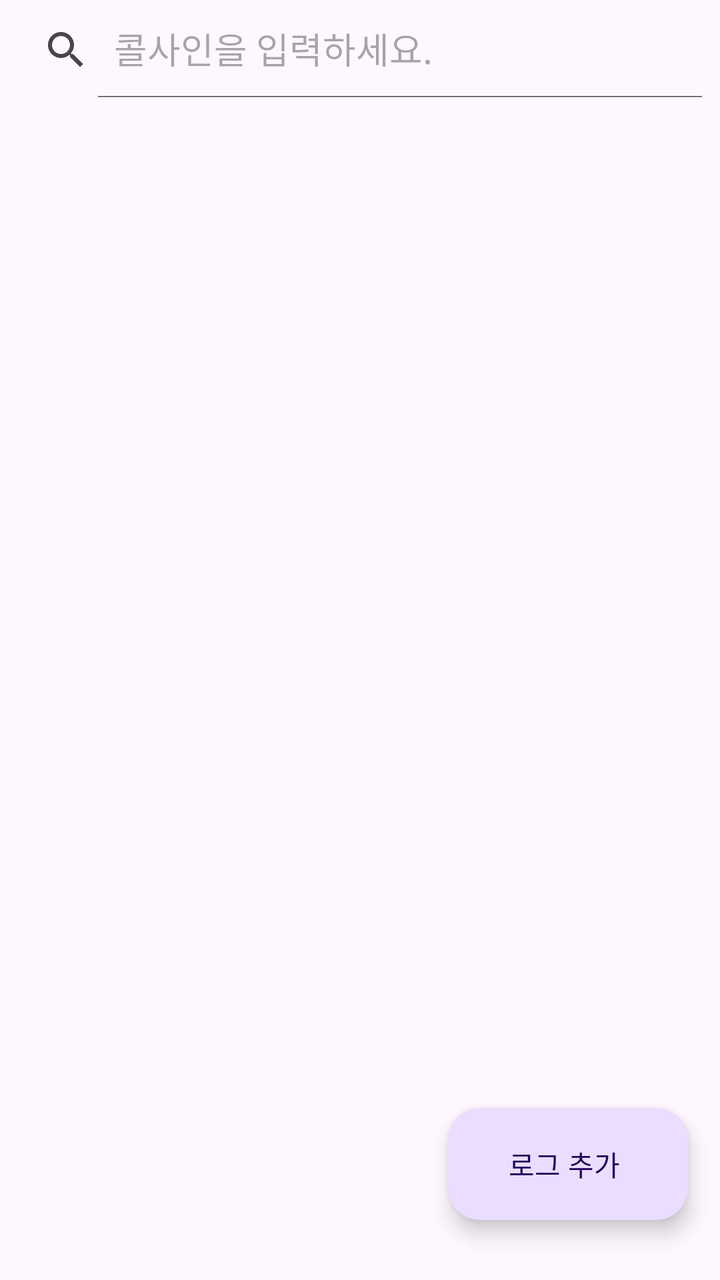
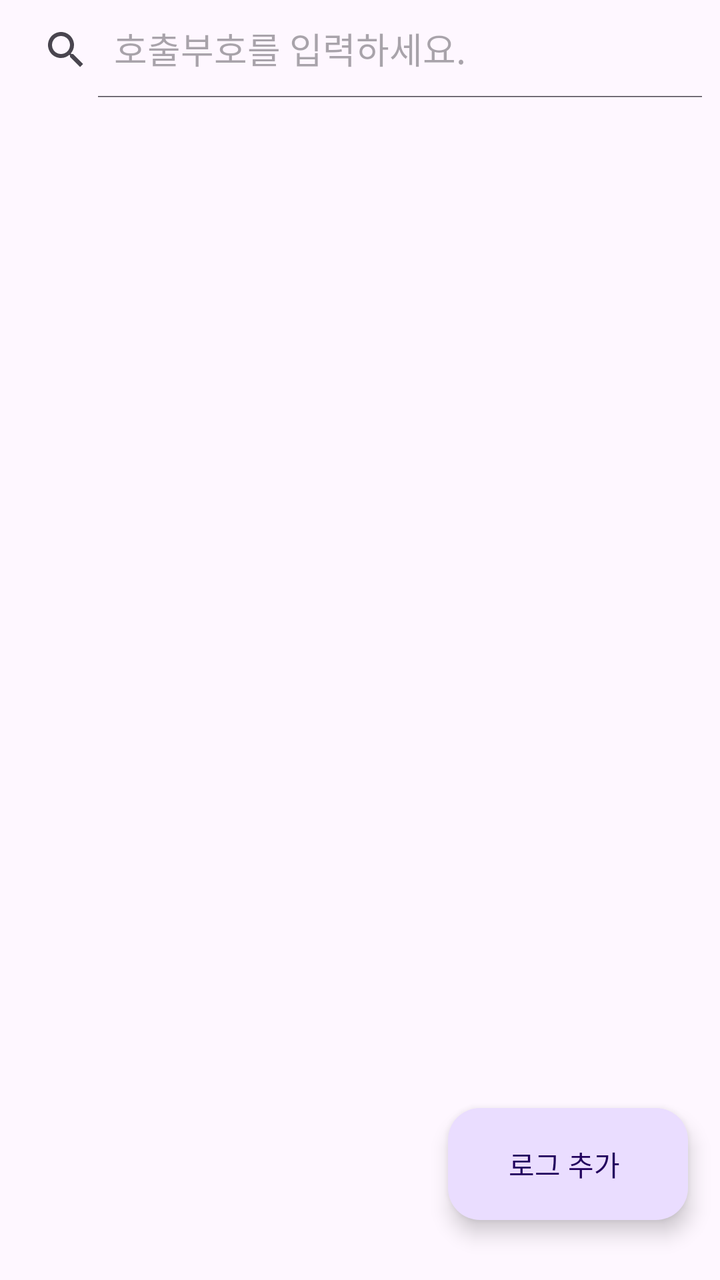

Before-and-after screenshots of an Android layout around one commit, followed by the original layout XML and the change that was made.
<!-- AndroidManifest.xml: application theme Theme.HamApp -->
<!-- res/layout/activity_main.xml -->
<?xml version="1.0" encoding="utf-8"?>
<androidx.constraintlayout.widget.ConstraintLayout xmlns:android="http://schemas.android.com/apk/res/android"
    xmlns:app="http://schemas.android.com/apk/res-auto"
    xmlns:tools="http://schemas.android.com/tools"
    android:id="@+id/main"
    android:layout_width="match_parent"
    android:layout_height="match_parent"
    tools:context=".MainActivity">

    <LinearLayout
        android:layout_width="0dp"
        android:layout_height="0dp"
        android:layout_marginStart="1dp"
        android:layout_marginTop="1dp"
        android:layout_marginEnd="1dp"
        android:layout_marginBottom="1dp"
        android:orientation="vertical"
        app:layout_constraintBottom_toBottomOf="parent"
        app:layout_constraintEnd_toEndOf="parent"
        app:layout_constraintStart_toStartOf="parent"
        app:layout_constraintTop_toTopOf="parent">

        <androidx.appcompat.widget.SearchView
            android:id="@+id/wgtSearch"
            android:layout_width="match_parent"
            android:layout_height="wrap_content"
            app:iconifiedByDefault="false"
            app:queryHint="콜사인을 입력하세요."/>

        <androidx.recyclerview.widget.RecyclerView
            android:id="@+id/rvContactLog"
            android:layout_width="match_parent"
            android:layout_height="match_parent" />

    </LinearLayout>

    <com.google.android.material.floatingactionbutton.ExtendedFloatingActionButton
        android:id="@+id/btnAddLog"
        android:layout_width="wrap_content"
        android:layout_height="wrap_content"
        android:text="로그 추가"
        android:layout_marginBottom="30dp"
        android:layout_marginEnd="16dp"
        android:gravity="center"
        app:layout_constraintBottom_toBottomOf="parent"
        app:layout_constraintEnd_toEndOf="parent" />
</androidx.constraintlayout.widget.ConstraintLayout>
<!-- resources referenced by this layout -->
<resources>
  <style name="Theme.HamApp" parent="Base.Theme.HamApp" />
  <style name="Base.Theme.HamApp" parent="Theme.Material3.DayNight.NoActionBar">
          
          
      </style>
</resources>

<!-- the commit's change to res/layout/activity_main.xml (unified diff, before → after) -->
@@ -25,7 +25,7 @@
             android:layout_width="match_parent"
             android:layout_height="wrap_content"
             app:iconifiedByDefault="false"
-            app:queryHint="콜사인을 입력하세요."/>
+            app:queryHint="호출부호를 입력하세요."/>
 
         <androidx.recyclerview.widget.RecyclerView
             android:id="@+id/rvContactLog"
